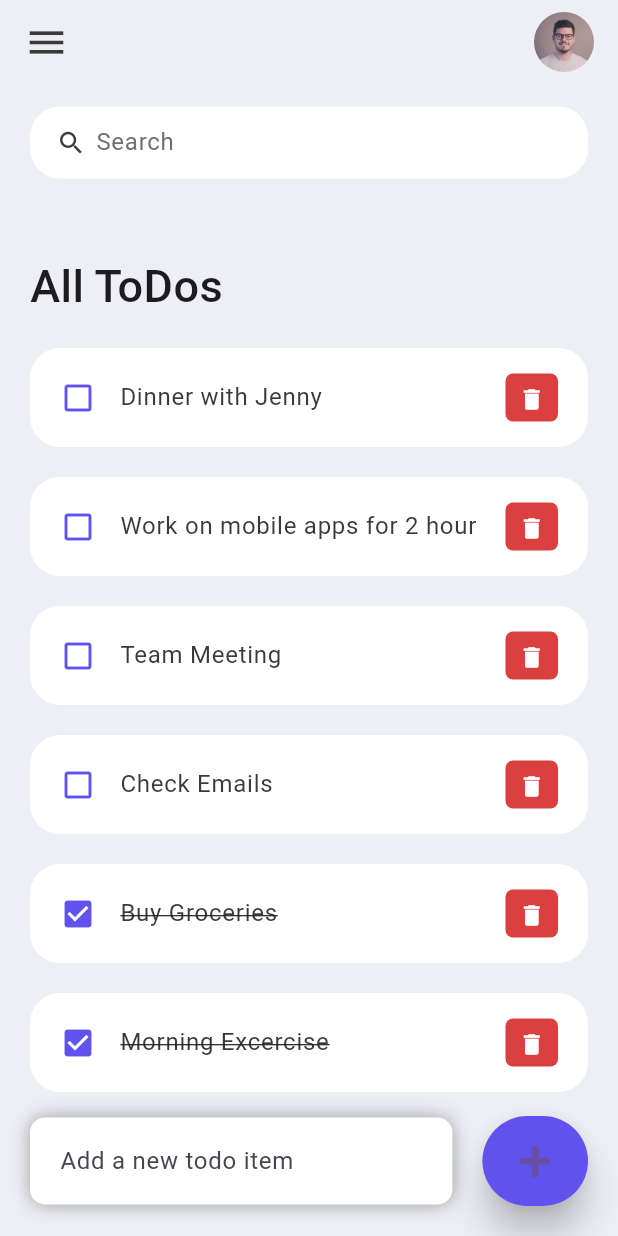
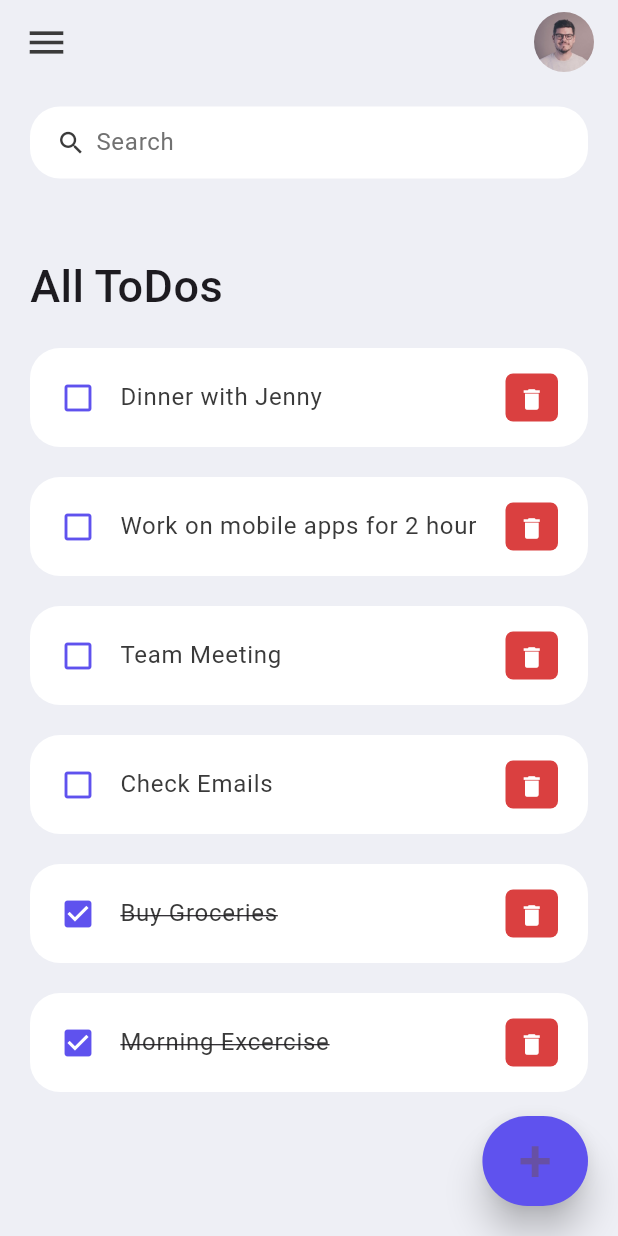
Before and after one commit to auperman-lab/todotask, a Flutter app: the screen it shows after launch, on a phone screen of 412 x 824 dp. Run offline on Flutter 3.47's test engine with Material 3 defaults, Android fonts, the phone set to English and light mode, and no system bars.

```diff
--- a/lib/screens/home.dart
+++ b/lib/screens/home.dart
@@ -2,7 +2,9 @@ import 'package:flutter/material.dart';
 
 import '../model/todo.dart';
 import '../constants/colors.dart';
+import '../widgets/addTaskOverlay.dart';
 import '../widgets/todo_item.dart';
+
 
 class Home extends StatefulWidget {
   Home({Key? key}) : super(key: key);
@@ -66,39 +68,10 @@ class _HomeState extends State<Home> {
             ),
           ),
           Align(
-            alignment: Alignment.bottomCenter,
-            child: Row(children: [
-              Expanded(
-                child: Container(
-                  margin: EdgeInsets.only(
-                    bottom: 20,
-                    right: 20,
-                    left: 20,
-                  ),
-                  padding: EdgeInsets.symmetric(
-                    horizontal: 20,
-                    vertical: 5,
-                  ),
-                  decoration: BoxDecoration(
-                    color: Colors.white,
-                    boxShadow: const [
-                      BoxShadow(
-                        color: Colors.grey,
-                        offset: Offset(0.0, 0.0),
-                        blurRadius: 10.0,
-                        spreadRadius: 0.0,
-                      ),
-                    ],
-                    borderRadius: BorderRadius.circular(10),
-                  ),
-                  child: TextField(
-                    controller: _todoController,
-                    decoration: InputDecoration(
-                        hintText: 'Add a new todo item',
-                        border: InputBorder.none),
-                  ),
-                ),
-              ),
+            alignment: Alignment.bottomRight,
+            child: Stack(
+              alignment: Alignment.bottomRight,
+              children: [
                 Container(
                   margin: EdgeInsets.only(
                     bottom: 20,
@@ -112,7 +85,7 @@ class _HomeState extends State<Home> {
                       ),
                     ),
                     onPressed: () {
-                    _addToDoItem(_todoController.text);
+                      _showAddTaskOverlay(context);
                     },
                     style: ElevatedButton.styleFrom(
                       primary: tdBlue,
@@ -121,8 +94,11 @@ class _HomeState extends State<Home> {
                     ),
                   ),
                 ),
-            ]),
+              ],
             ),
+          ),
+
+
         ],
       ),
     );
@@ -149,6 +125,23 @@ class _HomeState extends State<Home> {
     });
     _todoController.clear();
   }
+
+  void _showAddTaskOverlay(BuildContext context) {
+    showModalBottomSheet(
+      context: context,
+      isScrollControlled: true,
+      builder: (BuildContext context) {
+        return AddTaskBottomSheet(
+          onAddTask: (taskName) {
+            print('Added task: $taskName');
+            _addToDoItem(taskName);
+            Navigator.pop(context); // Close the BottomSheet
+          },
+        );
+      },
+    );
+  }
+
 
   void _runFilter(String enteredKeyword) {
     List<ToDo> results = [];
```
Also changed, not shown: lib/widgets/addTaskOverlay.dart (added, +64 -0 lines). Lines whose indentation alone changed are shown as unchanged.
